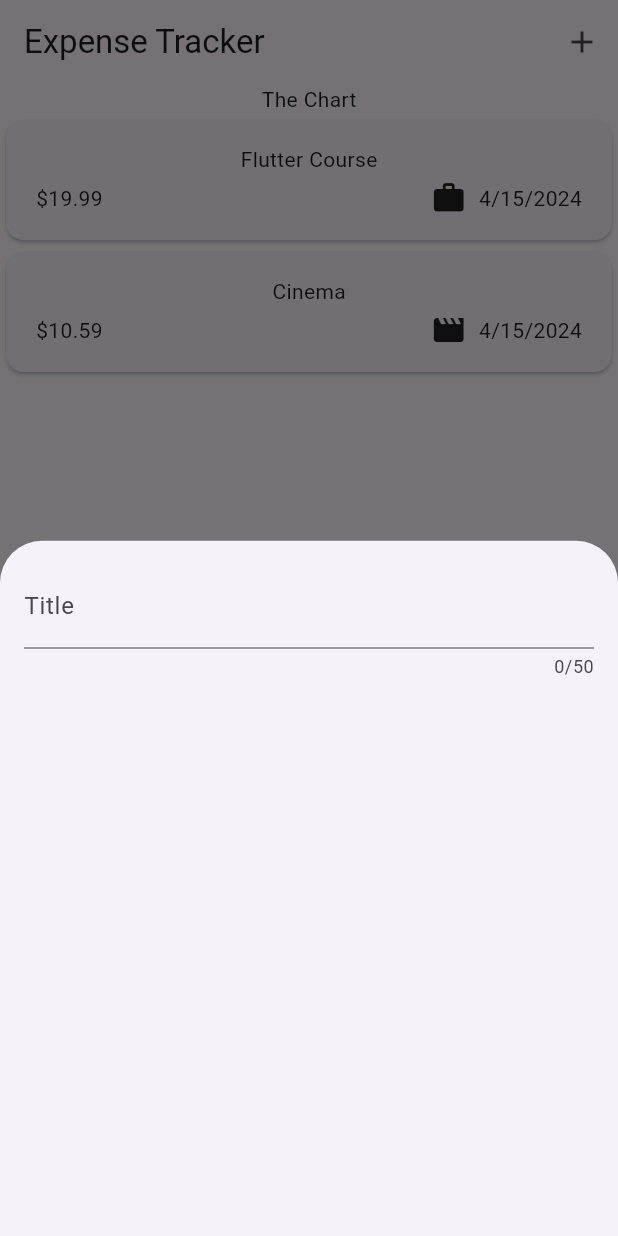
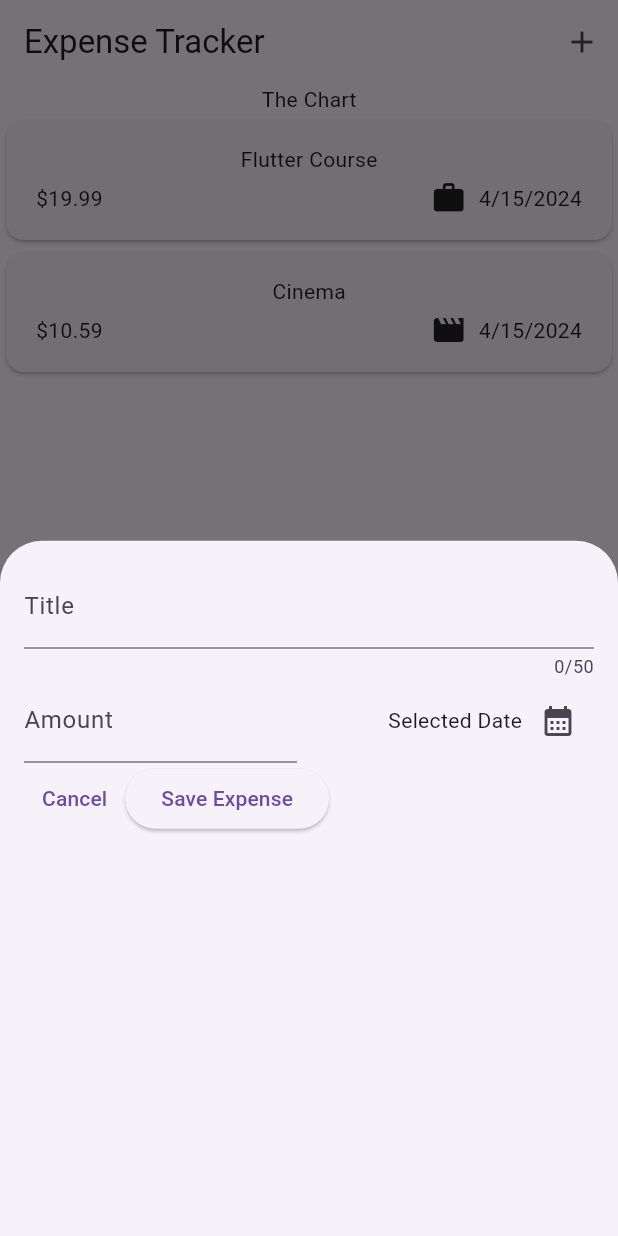
Before and after one commit to YCCNX/expense_tracker, a Flutter app: the screen it shows after launch, after a tap on the "add" icon, on a phone screen of 412 x 824 dp. Run offline on Flutter 3.47's test engine with Material 3 defaults, Android fonts, the phone set to English and light mode, and no system bars.

Commit message:
Set date choosed function

```diff
--- a/lib/widgets/new_expense.dart
+++ b/lib/widgets/new_expense.dart
@@ -1,4 +1,5 @@
 import 'package:flutter/material.dart';
+import 'package:flutter/widgets.dart';
 
 class NewExpense extends StatefulWidget {
   const NewExpense({super.key});
@@ -8,18 +9,83 @@ class NewExpense extends StatefulWidget {
 }
 
 class _NewExpenseState extends State<NewExpense> {
+  final _titleController = TextEditingController();
+  final _amountController = TextEditingController();
+
+  void _presentDatePicker() {
+    final now = DateTime.now();
+    final firstDate = DateTime(now.year - 1, now.month, now.day);
+    showDatePicker(
+        context: context,
+        initialDate: now,
+        firstDate: firstDate,
+        lastDate: now);
+  }
+
+  @override
+  void dispose() {
+    _titleController.dispose();
+    _amountController.dispose();
+    super.dispose();
+  }
+
   @override
   Widget build(BuildContext context) {
-    return const Padding(
-      padding: EdgeInsets.all(16),
+    return Padding(
+      padding: const EdgeInsets.all(16),
       child: Column(
         children: [
           TextField(
+            controller: _titleController,
             maxLength: 50,
-            decoration: InputDecoration(
+            decoration: const InputDecoration(
               label: Text('Title'),
             ),
           ),
+          Row(
+            children: [
+              Expanded(
+                child: TextField(
+                  controller: _amountController,
+                  keyboardType: TextInputType.number,
+                  decoration: const InputDecoration(
+                    prefixText: '\$ ',
+                    label: Text('Amount'),
+                  ),
+                ),
+              ),
+              const SizedBox(width: 16),
+              Expanded(
+                child: Row(
+                  mainAxisAlignment: MainAxisAlignment.end,
+                  children: [
+                    const Text('Selected Date'),
+                    IconButton(
+                      onPressed: _presentDatePicker,
+                      icon: const Icon(Icons.calendar_month),
+                    ),
+                  ],
+                ),
+              ),
+            ],
+          ),
+          Row(
+            children: [
+              TextButton(
+                onPressed: () {
+                  Navigator.pop(context);
+                },
+                child: const Text('Cancel'),
+              ),
+              ElevatedButton(
+                onPressed: () {
+                  print(_titleController.text);
+                  print(_amountController.text);
+                },
+                child: const Text('Save Expense'),
+              )
+            ],
+          )
         ],
       ),
     );
```
